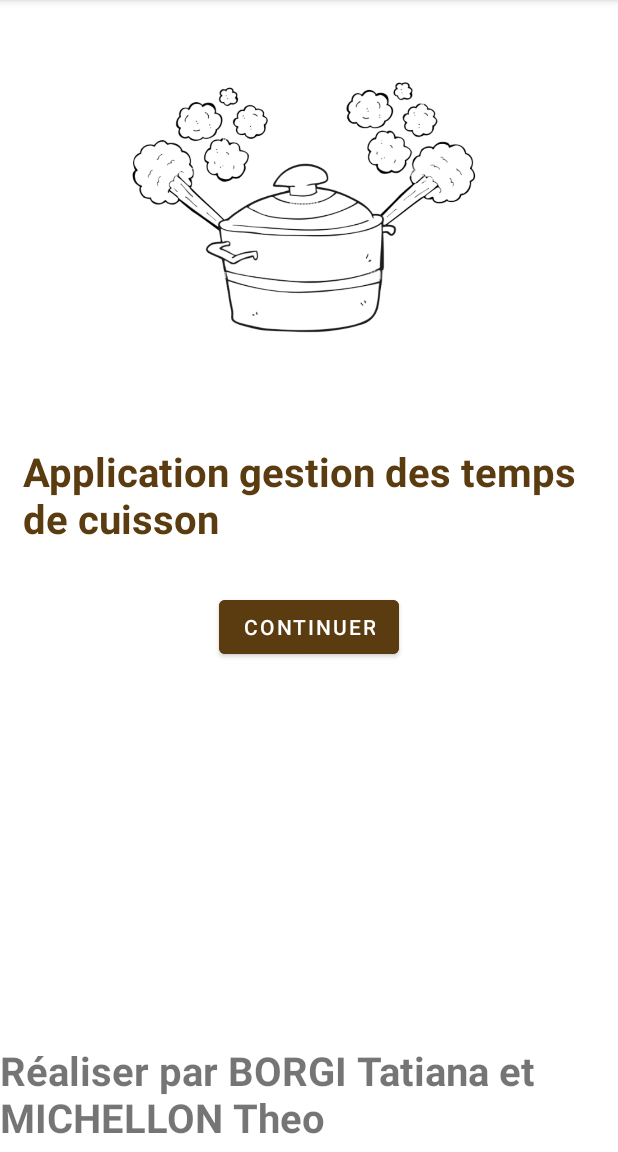
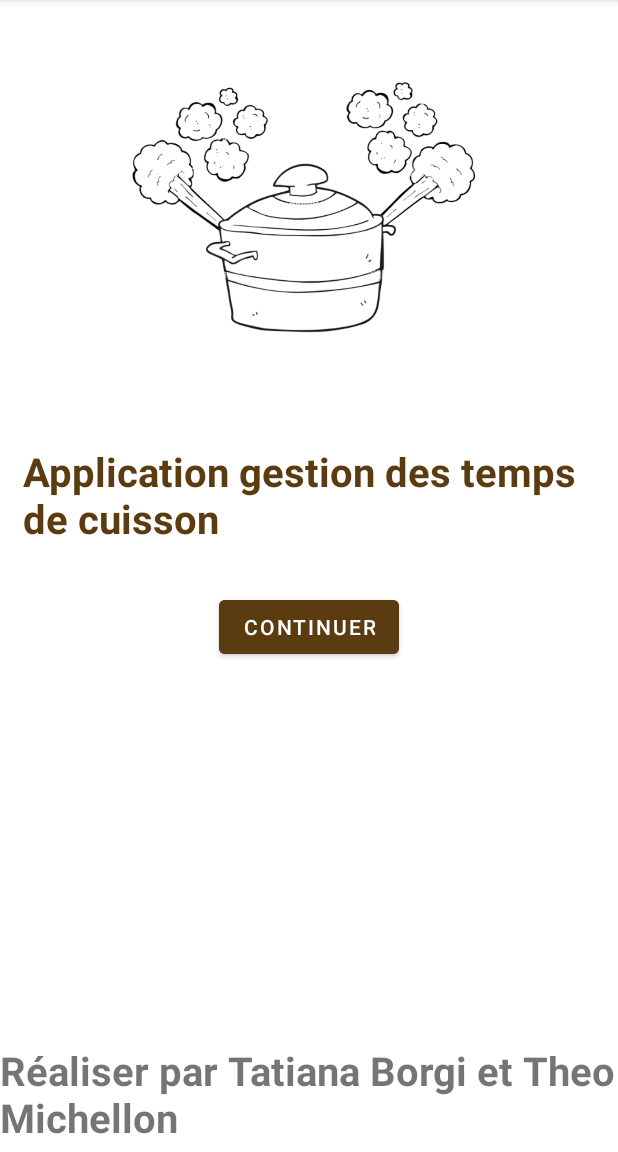
Before and after one commit to theoMichellon/AndroidProjectCuisson, an Android app: the screen it shows after launch (MainActivity), on a phone screen of 412 x 824 dp, the part 84-1236 px from its top. Run offline under Robolectric (Android 15) with nearby library versions, the phone set to English and light mode, and no system bars.

Commit message:
Update activity_main.xml

```diff
--- a/app/src/main/res/layout/activity_main.xml
+++ b/app/src/main/res/layout/activity_main.xml
@@ -49,7 +49,7 @@
                     android:layout_height="wrap_content"
                     android:layout_gravity="center"
                     android:layout_marginBottom="5dp"
-                    android:text="Réaliser par BORGI Tatiana et MICHELLON Theo"
+                    android:text="Réaliser par Tatiana Borgi et Theo Michellon"
                     android:textSize="40px"
                     android:textStyle="bold" />
         </LinearLayout>
```
